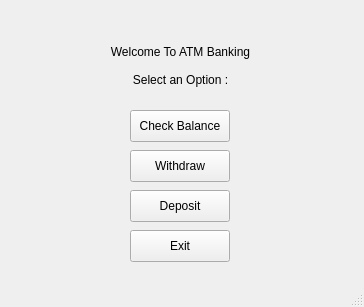
Above: BankingSystem/loggedin.ui from danialross/BankingSystem before the change. Below: the same form after it.
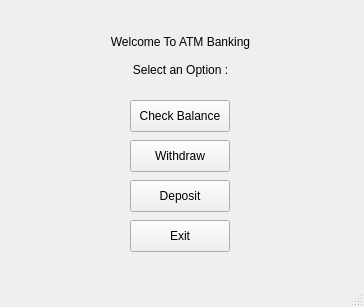
That is the form after the change.

Patch:
```diff
--- a/BankingSystem/loggedin.ui
+++ b/BankingSystem/loggedin.ui
@@ -18,7 +18,7 @@
     <property name="geometry">
      <rect>
       <x>100</x>
-      <y>40</y>
+      <y>30</y>
       <width>161</width>
       <height>51</height>
      </rect>
@@ -36,7 +36,7 @@
     <property name="geometry">
      <rect>
       <x>130</x>
-      <y>110</y>
+      <y>100</y>
       <width>100</width>
       <height>32</height>
      </rect>
@@ -49,7 +49,7 @@
     <property name="geometry">
      <rect>
       <x>130</x>
-      <y>150</y>
+      <y>140</y>
       <width>100</width>
       <height>32</height>
      </rect>
@@ -62,7 +62,7 @@
     <property name="geometry">
      <rect>
       <x>130</x>
-      <y>190</y>
+      <y>180</y>
       <width>100</width>
       <height>32</height>
      </rect>
@@ -75,7 +75,7 @@
     <property name="geometry">
      <rect>
       <x>130</x>
-      <y>230</y>
+      <y>220</y>
       <width>100</width>
       <height>32</height>
      </rect>
```
